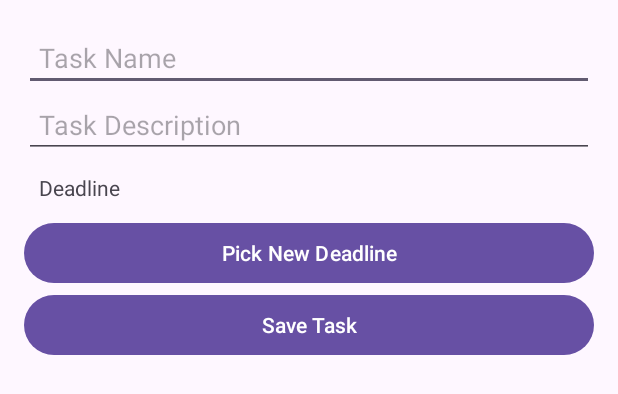
After one commit to Ashborn013/ToDo_Project, an Android app: the layout activity_edit_task.xml on its own in the app's theme, with its tools: preview values and no code run, on a phone screen of 412 x 824 dp. The commit adds this screen. Shown: the top 394 px of the screen. Run offline under Robolectric (Android 15) with nearby library versions, the light colour scheme and no system bars.

Commit message:
edit Task done

```diff
--- a/app/src/main/java/com/lab/todoproject/TaskAdapter.java
+++ b/app/src/main/java/com/lab/todoproject/TaskAdapter.java
@@ -69,9 +69,9 @@ public class TaskAdapter extends BaseAdapter {
         btnEdit.setOnClickListener(new View.OnClickListener() {
             @Override
             public void onClick(View v) {
-//                Intent intent = new Intent(context, EditTaskActivity.class);
-//                intent.putExtra("TASK_ID", task.getId());
-//                context.startActivity(intent);
+                Intent intent = new Intent(context, EditTaskActivity.class);
+                intent.putExtra("TASK_ID", task.getId());
+                context.startActivity(intent);
 //
             }
         });
--- /dev/null
+++ b/app/src/main/res/layout/activity_edit_task.xml
@@ -0,0 +1,41 @@
+<!-- res/layout/activity_edit_task.xml -->
+<LinearLayout xmlns:android="http://schemas.android.com/apk/res/android"
+    android:layout_width="match_parent"
+    android:layout_height="match_parent"
+    android:orientation="vertical"
+    android:padding="16dp">
+
+    <EditText
+        android:id="@+id/et_task_name"
+        android:layout_width="match_parent"
+        android:layout_height="wrap_content"
+        android:hint="Task Name"
+        android:padding="10dp" />
+
+    <EditText
+        android:id="@+id/et_task_desc"
+        android:layout_width="match_parent"
+        android:layout_height="wrap_content"
+        android:hint="Task Description"
+        android:padding="10dp" />
+
+    <TextView
+        android:id="@+id/tv_task_deadline"
+        android:layout_width="match_parent"
+        android:layout_height="wrap_content"
+        android:text="Deadline"
+        android:padding="10dp" />
+
+    <Button
+        android:id="@+id/btn_edit_deadline"
+        android:layout_width="match_parent"
+        android:layout_height="wrap_content"
+        android:text="Pick New Deadline" />
+
+    <Button
+        android:id="@+id/btn_save_task"
+        android:layout_width="match_parent"
+        android:layout_height="wrap_content"
+        android:text="Save Task" />
+
+</LinearLayout>
```
Also changed, not shown: app/src/main/AndroidManifest.xml (+6 -3 lines), app/src/main/java/com/lab/todoproject/DatabaseHelper.java (+52 -3 lines), app/src/main/java/com/lab/todoproject/EditTaskActivity.java (added, +119 -0 lines).
